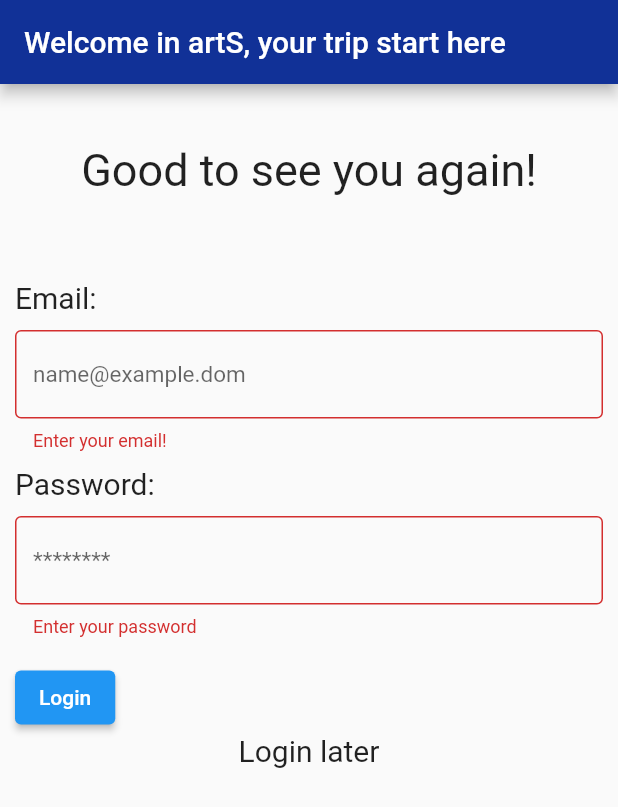
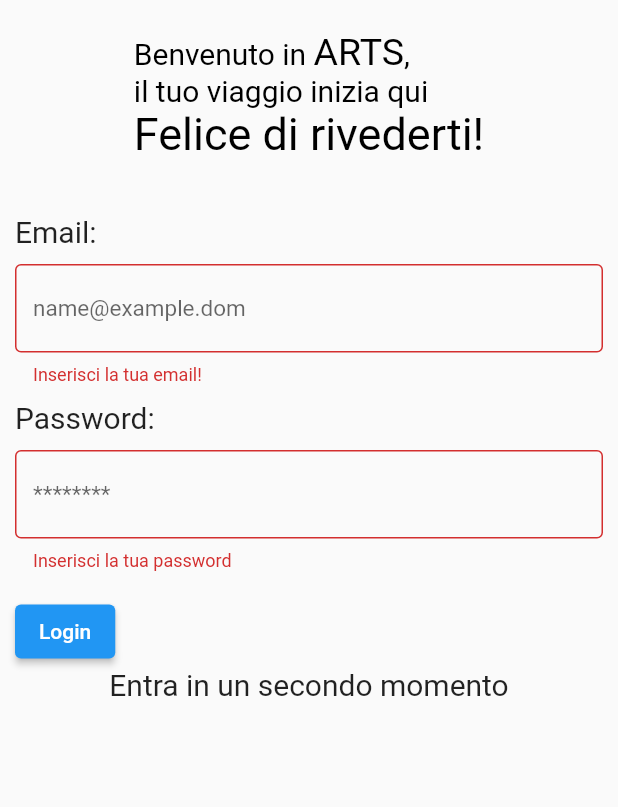
Before and after one commit to GaetanoRuggiero/EMAD2022_23-09, a Flutter app: the screen it shows after launch, after a tap on "Login", on a phone screen of 412 x 824 dp. Shown: the top 807 px of the screen. Run offline on Flutter 3.47's test engine with Material 2 defaults, Android fonts, the phone set to English and light mode, and no system bars; our stand-ins replace camera, font_awesome_flutter, google_maps_flutter, ionicons; Roboto replaces fonts that are missing (DaVinci).

Commit message:
Added font DaVinci Changed language

```diff
--- a/arts/lib/ui/login.dart
+++ b/arts/lib/ui/login.dart
@@ -9,28 +9,44 @@ class LoginScreen extends StatefulWidget {
 }
 
 class _LoginScreenState extends State<LoginScreen> {
+  //const Text("")
   @override
   Widget build(BuildContext context) {
     return Scaffold(
-        appBar: AppBar(
-          title: const Text("Welcome in artS, your trip start here"),
+        body: Column(children: [
+      Container(
+          margin: const EdgeInsets.fromLTRB(5, 20, 5, 20),
+          child: RichText(
+            text: const TextSpan(
+              style: TextStyle(fontSize: 20, color: Colors.black),
+              children: <TextSpan>[
+                TextSpan(
+                  text: "Benvenuto in ",
                 ),
-        body: Column(
-            children: [
-              Container(margin: const EdgeInsets.only(top: 40, bottom: 40) ,child: const Text("Good to see you again!", style: TextStyle(fontSize: 30))),
+                TextSpan(
+                  text: "ARTS",
+                  style: TextStyle(fontFamily: "DaVinci", fontSize: 25),
+                ),
+                TextSpan(
+                  text: ", \nil tuo viaggio inizia qui\n",
+                ),
+                TextSpan(
+                    text: "Felice di rivederti!",
+                    style: TextStyle(fontSize: 30))
+              ],
+            ),
+          )),
       const LoginForm(),
       InkWell(
-               onTap: (){
+          onTap: () {
             Navigator.pushReplacement(
               context,
               MaterialPageRoute(builder: (context) => const HomePage()),
             );
           },
-               child: const Text("Login later", style: TextStyle(fontSize: 20))),
-
-            ]
-        )
-    );
+          child: const Text("Entra in un secondo momento",
+              style: TextStyle(fontSize: 20))),
+    ]));
   }
 }
 
@@ -60,17 +76,16 @@ class _LoginFormState extends State<LoginForm> {
                 Container(
                     alignment: Alignment.centerLeft,
                     margin: const EdgeInsets.only(bottom: 10),
-                  child: const Text("Email: ", style: TextStyle(fontSize: 20)
-                )),
+                    child:
+                        const Text("Email: ", style: TextStyle(fontSize: 20))),
                 TextFormField(
                   decoration: const InputDecoration(
                       border: OutlineInputBorder(),
                       hintText: "name@example.dom",
-                    hintStyle: TextStyle(fontSize: 15)
-                  ),
+                      hintStyle: TextStyle(fontSize: 15)),
                   validator: (value) {
                     if (value == null || value.isEmpty) {
-                      return 'Enter your email!';
+                      return 'Inserisci la tua email!';
                     }
                     return null;
                   },
@@ -78,17 +93,16 @@ class _LoginFormState extends State<LoginForm> {
                 Container(
                     alignment: Alignment.centerLeft,
                     margin: const EdgeInsets.only(bottom: 10, top: 10),
-                    child: const Text("Password: ", style: TextStyle(fontSize: 20)
-                    )),
+                    child: const Text("Password: ",
+                        style: TextStyle(fontSize: 20))),
                 TextFormField(
                   decoration: const InputDecoration(
                       border: OutlineInputBorder(),
                       hintText: "********",
-                      hintStyle: TextStyle(fontSize: 15)
-                  ),
+                      hintStyle: TextStyle(fontSize: 15)),
                   validator: (value) {
                     if (value == null || value.isEmpty) {
-                      return 'Enter your password';
+                      return 'Inserisci la tua password';
                     }
                     return null;
                   },
--- a/arts/lib/ui/profile.dart
+++ b/arts/lib/ui/profile.dart
@@ -70,7 +70,7 @@ class Profile extends StatelessWidget {
                       MaterialPageRoute(builder: (context) => const LoginScreen()),
                     );
                   },
-                  child: const Text("Go to Login", style: TextStyle(fontSize: 20))),
+                  child: const Text("Vai al Login", style: TextStyle(fontSize: 20))),
 
               Container(
                 padding: const EdgeInsets.all(30),
--- a/arts/pubspec.yaml
+++ b/arts/pubspec.yaml
@@ -107,3 +107,7 @@ flutter:
   #
   # For details regarding fonts from package dependencies,
   # see https://flutter.dev/custom-fonts/#from-packages
+  fonts:
+    - family: DaVinci
+      fonts:
+        - asset: assets/fonts/DaVinci.ttf
```
Also changed, not shown: arts/assets/fonts/DaVinci.TTF (added). Lines whose indentation alone changed are shown as unchanged.
